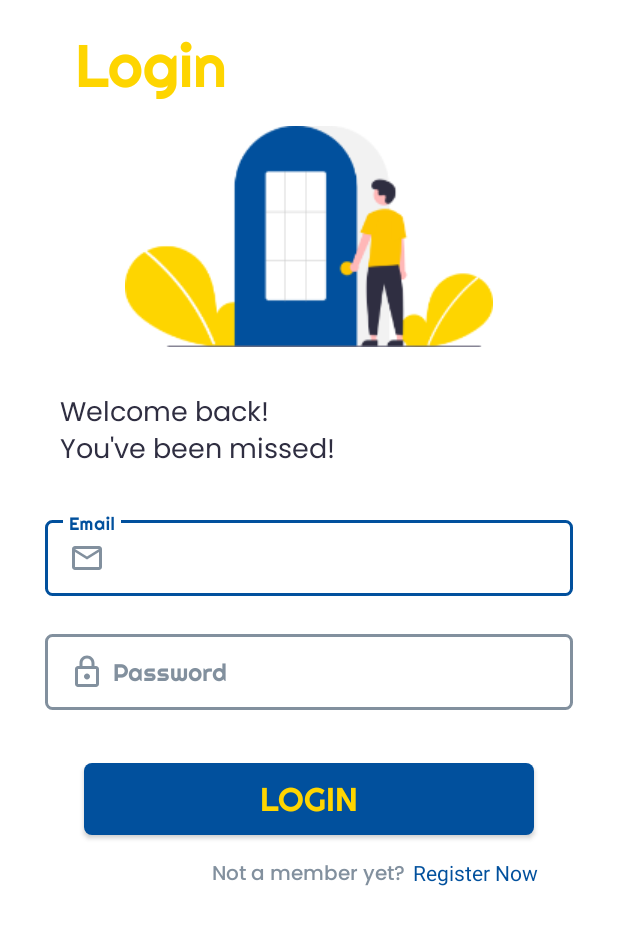
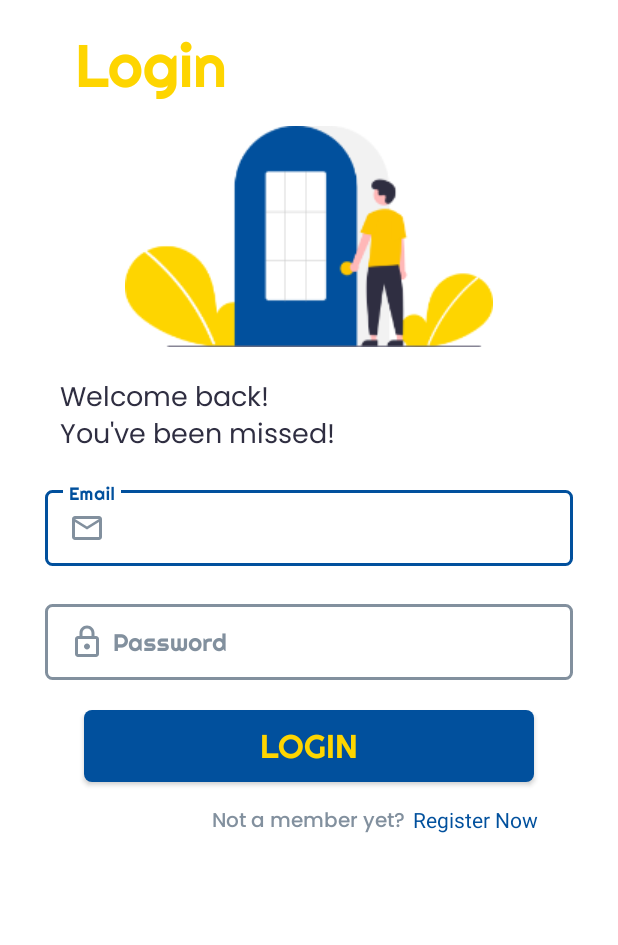
Before and after one commit to 3-BCSAD-Group-6/HeronSafeMobileApp, an Android app: the LoginActivity screen opened directly, with no data from a screen before it, on a phone screen of 412 x 824 dp, the part 113-1058 px from its top. Run offline under Robolectric (Android 15) with nearby library versions, the phone set to English and light mode, and no system bars; libraries missing offline, so code that uses them is left out: com.vishnusivadas.advanced_httpurlconnection.

Commit message:
Login - working

```diff
--- a/app/src/main/java/com/example/heronsafeapp/LoginActivity.java
+++ b/app/src/main/java/com/example/heronsafeapp/LoginActivity.java
@@ -4,17 +4,40 @@ import androidx.appcompat.app.AppCompatActivity;
 
 import android.content.Intent;
 import android.os.Bundle;
+import android.os.Handler;
+import android.os.Looper;
 import android.view.View;
+import android.widget.Button;
 import android.widget.ImageButton;
+import android.widget.ProgressBar;
+import android.widget.TextView;
+import android.widget.Toast;
+
+import com.google.android.material.textfield.TextInputEditText;
+import com.vishnusivadas.advanced_httpurlconnection.PutData;
 
 public class LoginActivity extends AppCompatActivity {
 ImageButton btnBack;
+TextInputEditText etEmail, etPassword;
+Button btnLogin;
+TextView tvSignup;
+ProgressBar progressBar;
+
     @Override
     protected void onCreate(Bundle savedInstanceState) {
         super.onCreate(savedInstanceState);
         setContentView(R.layout.activity_login);
 
         btnBack = findViewById(R.id.btnBackLogin);
+
+        etEmail = findViewById(R.id.etLoginEmail);
+        etPassword = findViewById(R.id.etLoginPassword);
+
+        btnLogin = findViewById(R.id.btnLogin);
+
+        tvSignup = findViewById(R.id.tvRegisterNow);
+
+        progressBar = findViewById(R.id.progressBarLogin);
 
         btnBack.setOnClickListener(new View.OnClickListener() {
             @Override
@@ -24,5 +47,61 @@ ImageButton btnBack;
                 finish();
             }
         });
+
+        tvSignup.setOnClickListener(new View.OnClickListener() {
+            @Override
+            public void onClick(View v) {
+                Intent intent = new Intent(getApplicationContext(), RegistrationActivity.class);
+                startActivity(intent);
+                finish();
+            }
+        });
+
+        btnLogin.setOnClickListener(new View.OnClickListener() {
+            @Override
+            public void onClick(View v) {
+                String email, password;
+
+                email = String.valueOf(etEmail.getText());
+                password = String.valueOf(etPassword.getText());
+
+                if (!email.equals("") && !password.equals("")){
+
+                    progressBar.setVisibility(View.VISIBLE);
+                    Handler handler = new Handler(Looper.getMainLooper());
+                    handler.post(new Runnable() {
+                        @Override
+                        public void run() {
+                            String[] field = new String[2];
+                            field[0] = "email";
+                            field[1] = "password";
+                            //Creating array for data
+                            String[] data = new String[2];
+                            data[0] = email;
+                            data[1] = password;
+                            PutData putData = new PutData("http://192.168.100.165/heron-safe/login.php", "POST", field, data);
+                            if (putData.startPut()) {
+                                if (putData.onComplete()) {
+                                    progressBar.setVisibility(View.GONE);
+                                    String result = putData.getResult();
+                                    if(result.equals("Login Success")){
+                                        Toast.makeText(getApplicationContext(), result, Toast.LENGTH_LONG).show();
+                                        Intent intent = new Intent(getApplicationContext(), HomeActivity.class);
+                                        startActivity(intent);
+                                        finish();
+                                    }
+                                    else{
+                                        Toast.makeText(getApplicationContext(), result, Toast.LENGTH_LONG).show();
+                                    }
+                                }
+                            }
+                        }
+                    });
+                }
+                else{
+                    Toast.makeText(getApplicationContext(), "All Fields are Required", Toast.LENGTH_LONG).show();
+                }
+            }
+        });
     }
 }
--- a/app/src/main/res/layout/activity_login.xml
+++ b/app/src/main/res/layout/activity_login.xml
@@ -59,7 +59,7 @@
         android:layout_height="wrap_content"
         android:layout_below="@id/illusLogin"
         android:layout_marginStart="40dp"
-        android:layout_marginTop="30dp"
+        android:layout_marginTop="20dp"
         android:fontFamily="@font/poppins_regular"
         android:gravity="start"
         android:lines="2"
@@ -70,7 +70,7 @@
     <com.google.android.material.textfield.TextInputLayout
         android:id="@+id/txtLayoutEmail"
         android:layout_below="@id/tvSubtextLogin"
-        android:layout_marginTop="25dp"
+        android:layout_marginTop="15dp"
         android:layout_width="match_parent"
         android:layout_height="wrap_content"
         android:layout_centerHorizontal="true"
@@ -97,14 +97,14 @@
 
     <com.google.android.material.textfield.TextInputLayout
         android:id="@+id/txtLayoutPassword"
-        android:layout_below="@id/txtLayoutEmail"
+        style="@style/LoginTextInputLayoutStyle"
         android:layout_width="match_parent"
         android:layout_height="wrap_content"
+        android:layout_below="@id/txtLayoutEmail"
         android:layout_centerHorizontal="true"
         android:layout_marginStart="30dp"
         android:layout_marginEnd="30dp"
-        android:layout_marginBottom="35dp"
-        style="@style/LoginTextInputLayoutStyle"
+        android:layout_marginBottom="10dp"
         app:boxCornerRadiusBottomEnd="5dp"
         app:boxCornerRadiusBottomStart="5dp"
         app:boxCornerRadiusTopEnd="5dp"
@@ -113,29 +113,38 @@
 
         <com.google.android.material.textfield.TextInputEditText
             android:id="@+id/etLoginPassword"
+            android:layout_width="match_parent"
+            android:layout_height="wrap_content"
             android:drawableStart="@drawable/ic_outline_lock_24"
             android:drawablePadding="5dp"
-            android:layout_width="match_parent"
-            android:layout_height="wrap_content"
             android:fontFamily="@font/righteous_regular"
-            android:textColor="@color/yellow"
             android:hint="@string/hintPassword"
-            android:inputType="textPassword"/>
+            android:inputType="textPassword"
+            android:textColor="@color/yellow" />
     </com.google.android.material.textfield.TextInputLayout>
+
+    <ProgressBar
+        android:id="@+id/progressBarLogin"
+        android:layout_width="wrap_content"
+        android:layout_height="35dp"
+        android:visibility="gone"
+        android:layout_below="@id/txtLayoutPassword"
+        android:layout_centerHorizontal="true" />
 
 
     <androidx.appcompat.widget.AppCompatButton
         android:id="@+id/btnLogin"
         android:layout_width="wrap_content"
         android:layout_height="wrap_content"
-        android:layout_below="@id/txtLayoutPassword"
+        android:layout_below="@id/progressBarLogin"
         android:layout_centerHorizontal="true"
+        android:layout_marginTop="10dp"
+        android:width="300dp"
         android:background="@drawable/btn_startup1"
+        android:fontFamily="@font/righteous_regular"
         android:text="@string/textLogin"
-        android:fontFamily="@font/righteous_regular"
         android:textColor="@color/yellow"
-        android:textSize="22sp"
-        android:width="300dp"/>
+        android:textSize="22sp" />
 
     <TextView
         android:id="@+id/notAMember"
@@ -153,10 +162,10 @@
         android:id="@+id/tvRegisterNow"
         android:layout_width="wrap_content"
         android:layout_height="wrap_content"
+        android:layout_below="@id/btnLogin"
+        android:layout_marginStart="5dp"
+        android:layout_marginTop="15dp"
         android:layout_toEndOf="@id/notAMember"
-        android:layout_below="@id/btnLogin"
         android:text="@string/register_now"
-        android:layout_marginStart="5dp"
-        android:textColor="@color/blue"
-        android:layout_marginTop="15dp"/>
+        android:textColor="@color/blue" />
 </RelativeLayout>
```
Also changed, not shown: app/src/main/AndroidManifest.xml (+9 -5 lines), app/src/main/java/com/example/heronsafeapp/HomeActivity.java (added, +14 -0 lines), app/src/main/java/com/example/heronsafeapp/RegistrationActivity.java (+9 -0 lines), app/src/main/res/layout/activity_home.xml (added, +19 -0 lines).
